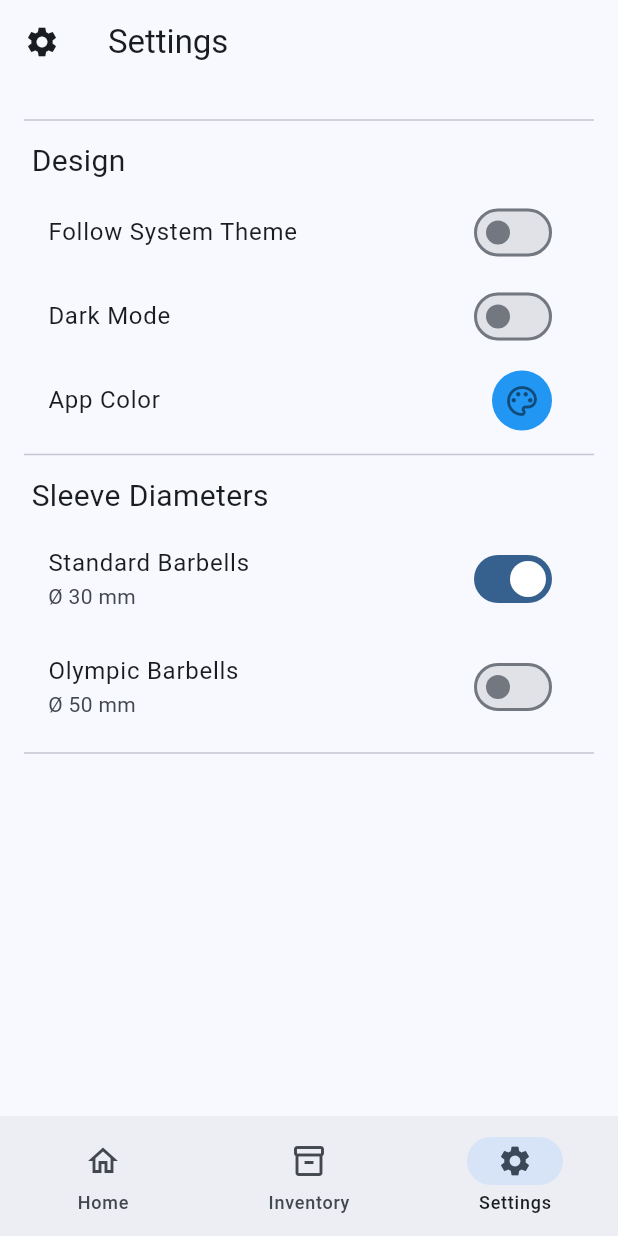
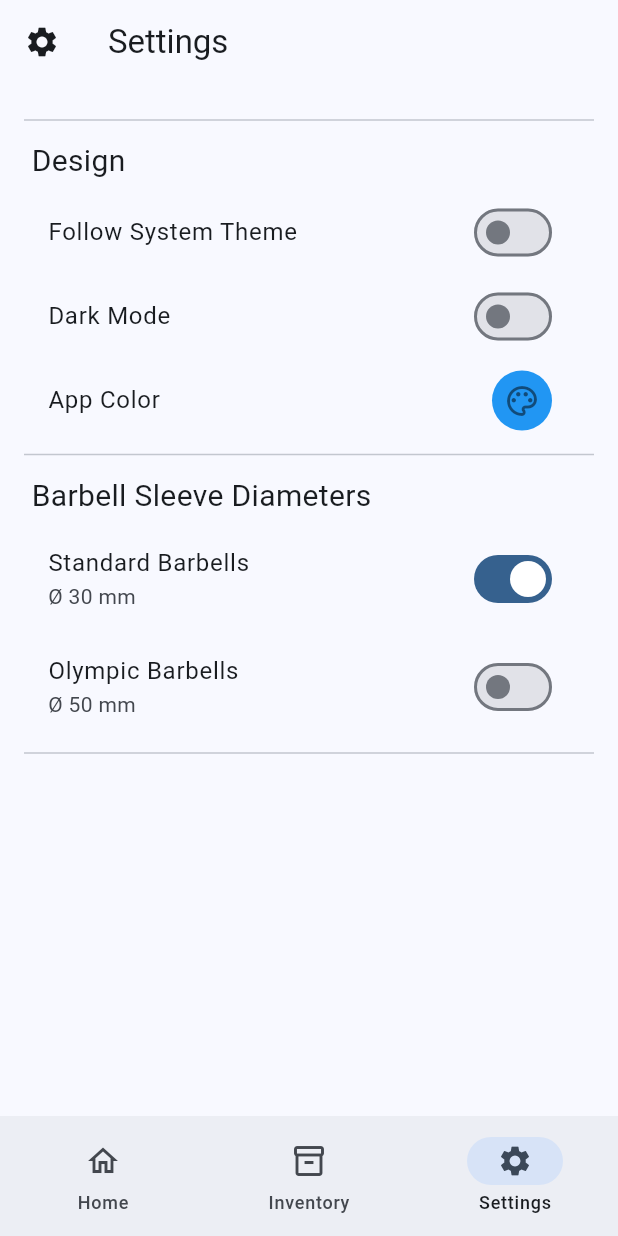
Before and after one commit to ThePi2K/BarbellCalc, a Flutter app: the screen it shows after launch, item 3 of the bottom bar chosen, on a phone screen of 412 x 824 dp. Run offline on Flutter 3.47's test engine with Material 3 defaults, Android fonts, the phone set to English and light mode, and no system bars; our stand-ins replace flutter_colorpicker, shared_preferences.

Commit message:
Settings title change Sleeve Diameters

```diff
--- a/barbell_calc/lib/settings.dart
+++ b/barbell_calc/lib/settings.dart
@@ -197,7 +197,7 @@ class _SettingsPageState extends State<SettingsPage> {
           const Divider(),
           const Padding(
             padding: EdgeInsets.all(5.0),
-            child: Text('Sleeve Diameters', style: TextStyle(fontSize: 20)),
+            child: Text('Barbell Sleeve Diameters', style: TextStyle(fontSize: 20)),
           ),
           ListTile(
             title: const Text('Standard Barbells'),
```
